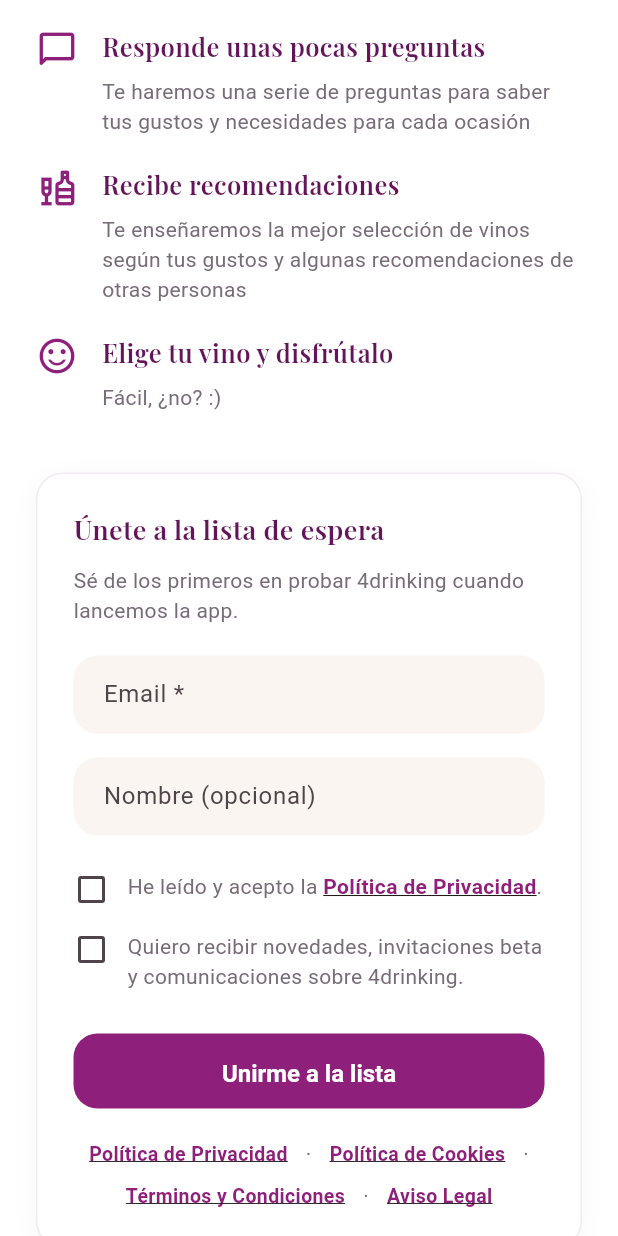
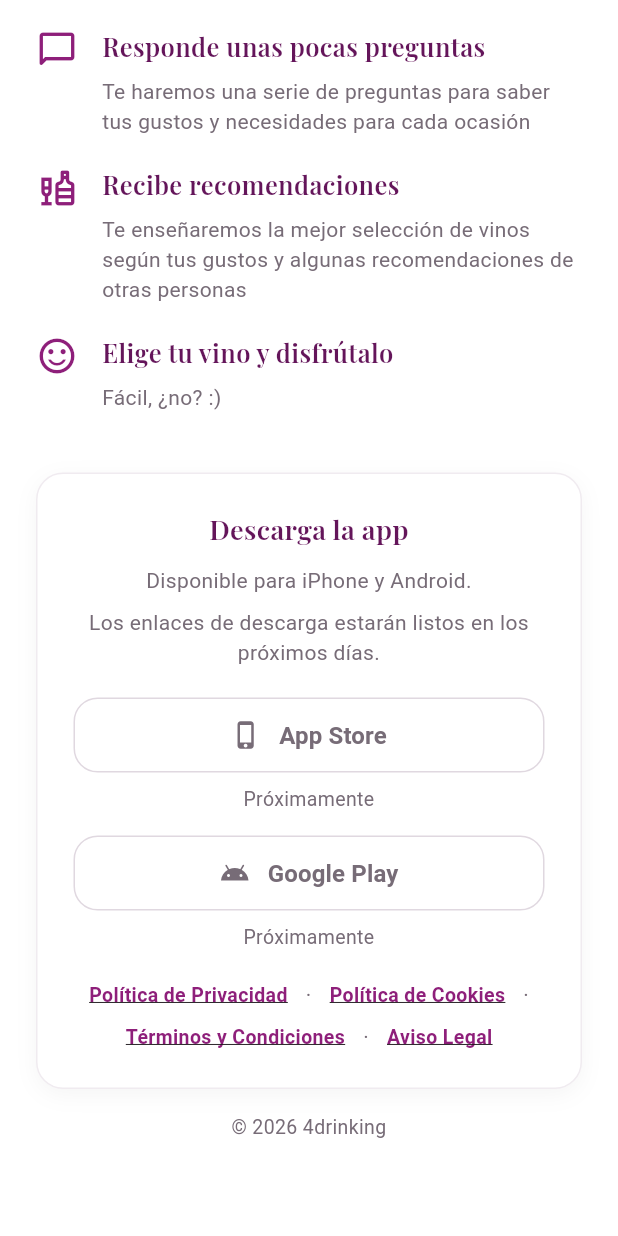
Before and after one commit to Elgranchorla/four-drinking-landing, a Flutter app: the screen it shows after launch, scrolled down 513 dp, on a phone screen of 412 x 824 dp. Run offline on Flutter 3.47's test engine with Material 3 defaults, Android fonts, the phone set to English and light mode, and no system bars; our stand-ins replace cloud_firestore, firebase_core, flutter_markdown, flutter_svg, go_router; accounts and stored records are empty.

Commit message:
Replace the waitlist form with pending store download CTAs.
The landing now shows App Store and Google Play buttons that stay disabled until the public URLs are published.

Co-authored-by: Cursor <cursoragent@cursor.com>

```diff
--- a/lib/screens/landing_screen.dart
+++ b/lib/screens/landing_screen.dart
@@ -8,7 +8,7 @@ import '../theme/app_typography.dart';
 import '../widgets/app_button.dart';
 import '../widgets/landing_how_it_works.dart';
 import '../widgets/landing_immersive_hero.dart';
-import '../widgets/waitlist_form.dart';
+import '../widgets/store_download_section.dart';
 
 class LandingScreen extends StatefulWidget {
   const LandingScreen({super.key});
@@ -17,7 +17,7 @@ class LandingScreen extends StatefulWidget {
       'Encuentra el vino ideal para tu momento';
   static const String subtitle =
       'Responde unas pocas preguntas y recibe recomendaciones adaptadas a tus gustos.';
-  static const String ctaLabel = 'Únete a la lista de espera';
+  static const String ctaLabel = 'Descarga la app';
 
   static const double _maxContentWidth = 720;
 
@@ -26,7 +26,7 @@ class LandingScreen extends StatefulWidget {
 }
 
 class _LandingScreenState extends State<LandingScreen> {
-  final _waitlistKey = GlobalKey();
+  final _downloadKey = GlobalKey();
 
   Future<void> _openExternalUrl(String rawUrl) async {
     final uri = Uri.tryParse(rawUrl.trim());
@@ -37,8 +37,8 @@ class _LandingScreenState extends State<LandingScreen> {
 
   Future<void> _openAppUrl() => _openExternalUrl(LandingConfig.appUrl);
 
-  Future<void> _scrollToWaitlist() async {
-    final context = _waitlistKey.currentContext;
+  Future<void> _scrollToDownload() async {
+    final context = _downloadKey.currentContext;
     if (context == null) return;
 
     await Scrollable.ensureVisible(
@@ -64,7 +64,7 @@ class _LandingScreenState extends State<LandingScreen> {
               headline: LandingScreen.headline,
               subtitle: LandingScreen.subtitle,
               ctaLabel: LandingScreen.ctaLabel,
-              onCtaPressed: _scrollToWaitlist,
+              onCtaPressed: _scrollToDownload,
             ),
           ),
           SliverToBoxAdapter(
@@ -89,43 +89,15 @@ class _LandingScreenState extends State<LandingScreen> {
                             isDesktop ? AppSpacing.massive : AppSpacing.xxxl,
                       ),
                       KeyedSubtree(
-                        key: _waitlistKey,
+                        key: _downloadKey,
                         child: AppSurfaceCard(
                           padding: EdgeInsets.all(
                             isDesktop ? AppSpacing.xxl : AppSpacing.xl,
                           ),
-                          child: const WaitlistForm(),
+                          child: const StoreDownloadSection(),
                         ),
                       ),
-                      if (LandingConfig.hasStoreLinks) ...[
-                        const SizedBox(height: AppSpacing.xxl),
-                        Text(
-                          'Descarga 4drinking',
-                          textAlign: TextAlign.center,
-                          style: AppTypography.headingSmall.copyWith(
-                            color: AppColors.primaryDark,
-                          ),
-                        ),
-                        const SizedBox(height: AppSpacing.md),
-                        if (LandingConfig.hasAppStoreUrl)
-                          AppButton(
-                            label: 'App Store',
-                            onPressed: () => _openExternalUrl(
-                              LandingConfig.appStoreUrl,
-                            ),
-                          ),
-                        if (LandingConfig.hasAppStoreUrl &&
-                            LandingConfig.hasPlayStoreUrl)
-                          const SizedBox(height: AppSpacing.sm),
-                        if (LandingConfig.hasPlayStoreUrl)
-                          AppButton(
-                            label: 'Google Play',
-                            onPressed: () => _openExternalUrl(
-                              LandingConfig.playStoreUrl,
-                            ),
-                            variant: AppButtonVariant.secondary,
-                          ),
-                      ] else if (LandingConfig.hasAppUrl) ...[
+                      if (LandingConfig.hasAppUrl) ...[
                         const SizedBox(height: AppSpacing.xxl),
                         TextButton(
                           onPressed: _openAppUrl,
--- /dev/null
+++ b/lib/widgets/landing_legal_links.dart
@@ -0,0 +1,80 @@
+import 'package:flutter/material.dart';
+
+import '../config/landing_config.dart';
+import '../theme/app_colors.dart';
+import '../theme/app_spacing.dart';
+import '../theme/app_typography.dart';
+import '../utils/legal_navigation.dart';
+
+class LandingLegalLinks extends StatelessWidget {
+  const LandingLegalLinks({super.key});
+
+  @override
+  Widget build(BuildContext context) {
+    const linkStyle = TextStyle(
+      color: AppColors.primary,
+      fontWeight: FontWeight.w600,
+      decoration: TextDecoration.underline,
+    );
+    const separatorStyle = TextStyle(color: AppColors.textSecondary);
+
+    return Wrap(
+      alignment: WrapAlignment.center,
+      crossAxisAlignment: WrapCrossAlignment.center,
+      spacing: AppSpacing.sm,
+      runSpacing: AppSpacing.xs,
+      children: [
+        _LegalLink(
+          label: 'Política de Privacidad',
+          url: LandingConfig.privacyPolicyUrl,
+          style: linkStyle,
+        ),
+        const Text('·', style: separatorStyle),
+        _LegalLink(
+          label: 'Política de Cookies',
+          url: LandingConfig.cookiesPolicyUrl,
+          style: linkStyle,
+        ),
+        const Text('·', style: separatorStyle),
+        _LegalLink(
+          label: 'Términos y Condiciones',
+          url: LandingConfig.termsUrl,
+          style: linkStyle,
+        ),
+        const Text('·', style: separatorStyle),
+        _LegalLink(
+          label: 'Aviso Legal',
+          url: LandingConfig.legalNoticeUrl,
+          style: linkStyle,
+        ),
+      ],
+    );
+  }
+}
+
+class _LegalLink extends StatelessWidget {
+  const _LegalLink({
+    required this.label,
+    required this.url,
+    required this.style,
+  });
+
+  final String label;
+  final String url;
+  final TextStyle style;
+
+  @override
+  Widget build(BuildContext context) {
+    return InkWell(
+      onTap: () => openLegalLink(context, url),
+      child: Text(
+        label,
+        style: AppTypography.caption.copyWith(
+          color: style.color,
+          fontWeight: style.fontWeight,
+          decoration: style.decoration,
+        ),
+      ),
+    );
+  }
+}
--- /dev/null
+++ b/lib/widgets/store_download_section.dart
@@ -0,0 +1,193 @@
+import 'package:flutter/material.dart';
+import 'package:url_launcher/url_launcher.dart';
+
+import '../config/landing_config.dart';
+import '../theme/app_colors.dart';
+import '../theme/app_spacing.dart';
+import '../theme/app_typography.dart';
+import 'landing_legal_links.dart';
+
+/// iOS and Android download CTAs.
+///
+/// Store URLs stay empty until the public listings are published.
+/// A missing URL keeps the button visible and disabled.
+class StoreDownloadSection extends StatelessWidget {
+  const StoreDownloadSection({
+    super.key,
+    this.appStoreUrl,
+    this.playStoreUrl,
+    this.onOpenUrl,
+  });
+
+  static const String title = 'Descarga la app';
+  static const String subtitle = 'Disponible para iPhone y Android.';
+  static const String pendingSubtitle =
+      'Los enlaces de descarga estarán listos en los próximos días.';
+  static const String appStoreLabel = 'App Store';
+  static const String playStoreLabel = 'Google Play';
+  static const String pendingLabel = 'Próximamente';
+
+  /// Overrides [LandingConfig.appStoreUrl] in tests.
+  final String? appStoreUrl;
+
+  /// Overrides [LandingConfig.playStoreUrl] in tests.
+  final String? playStoreUrl;
+
+  /// Overrides the external launcher in tests.
+  final Future<void> Function(String url)? onOpenUrl;
+
+  String get _appStoreUrl => appStoreUrl ?? LandingConfig.appStoreUrl;
+
+  String get _playStoreUrl => playStoreUrl ?? LandingConfig.playStoreUrl;
+
+  @override
+  Widget build(BuildContext context) {
+    final width = MediaQuery.sizeOf(context).width;
+    final isWide = width >= AppBreakpoints.tablet;
+    final appStoreReady = _appStoreUrl.trim().isNotEmpty;
+    final playStoreReady = _playStoreUrl.trim().isNotEmpty;
+
+    final appStoreButton = _StoreDownloadButton(
+      label: appStoreLabel,
+      pendingLabel: pendingLabel,
+      icon: Icons.phone_iphone_rounded,
+      url: _appStoreUrl,
+      isReady: appStoreReady,
+      onOpenUrl: onOpenUrl,
+    );
+    final playStoreButton = _StoreDownloadButton(
+      label: playStoreLabel,
+      pendingLabel: pendingLabel,
+      icon: Icons.android_rounded,
+      url: _playStoreUrl,
+      isReady: playStoreReady,
+      onOpenUrl: onOpenUrl,
+    );
+
+    return Column(
+      crossAxisAlignment: CrossAxisAlignment.stretch,
+      children: [
+        Text(
+          title,
+          textAlign: TextAlign.center,
+          style: AppTypography.headingSmall.copyWith(
+            color: AppColors.primaryDark,
+          ),
+        ),
+        const SizedBox(height: AppSpacing.sm),
+        Text(
+          subtitle,
+          textAlign: TextAlign.center,
+          style: AppTypography.bodyMedium.copyWith(
+            color: AppColors.textSecondary,
+          ),
+        ),
+        if (!appStoreReady || !playStoreReady) ...[
+          const SizedBox(height: AppSpacing.xs),
+          Text(
+            pendingSubtitle,
+            textAlign: TextAlign.center,
+            style: AppTypography.bodyMedium.copyWith(
+              color: AppColors.textSecondary,
+            ),
+          ),
+        ],
+        const SizedBox(height: AppSpacing.lg),
+        if (isWide)
+          Row(
+            crossAxisAlignment: CrossAxisAlignment.start,
+            children: [
+              Expanded(child: appStoreButton),
+              const SizedBox(width: AppSpacing.md),
+              Expanded(child: playStoreButton),
+            ],
+          )
+        else ...[
+          appStoreButton,
+          const SizedBox(height: AppSpacing.md),
+          playStoreButton,
+        ],
+        const SizedBox(height: AppSpacing.lg),
+        const LandingLegalLinks(),
+      ],
+    );
+  }
+}
+
+class _StoreDownloadButton extends StatelessWidget {
+  const _StoreDownloadButton({
+    required this.label,
+    required this.pendingLabel,
+    required this.icon,
+    required this.url,
+    required this.isReady,
+    required this.onOpenUrl,
+  });
+
+  final String label;
+  final String pendingLabel;
+  final IconData icon;
+  final String url;
+  final bool isReady;
+  final Future<void> Function(String url)? onOpenUrl;
+
+  Future<void> _open() async {
+    final opener = onOpenUrl;
+    if (opener != null) {
+      await opener(url);
+      return;
+    }
+
+    final uri = Uri.tryParse(url.trim());
+    if (uri == null) return;
+
+    await launchUrl(uri, mode: LaunchMode.externalApplication);
+  }
+
+  @override
+  Widget build(BuildContext context) {
+    final foreground = isReady ? AppColors.primary : AppColors.textSecondary;
+
+    return Column(
+      crossAxisAlignment: CrossAxisAlignment.stretch,
+      children: [
+        OutlinedButton(
+          onPressed: isReady ? _open : null,
+          style: OutlinedButton.styleFrom(
+            foregroundColor: foreground,
+            disabledForegroundColor: AppColors.textSecondary,
+            side: BorderSide(
+              color: isReady ? AppColors.primary : AppColors.border,
+            ),
+            padding: AppSpacing.button,
+            shape: const RoundedRectangleBorder(
+              borderRadius: AppRadius.button,
+            ),
+          ),
+          child: Row(
+            mainAxisAlignment: MainAxisAlignment.center,
+            children: [
+              Icon(icon, size: 20),
+              const SizedBox(width: AppSpacing.sm),
+              Flexible(
+                child: Text(
+                  label,
+                  style: AppTypography.button.copyWith(color: foreground),
+                  overflow: TextOverflow.ellipsis,
+                ),
+              ),
+            ],
+          ),
+        ),
+        if (!isReady) ...[
+          const SizedBox(height: AppSpacing.xs),
+          Text(
+            pendingLabel,
+            textAlign: TextAlign.center,
+            style: AppTypography.caption,
+          ),
+        ],
+      ],
+    );
+  }
+}
--- a/lib/widgets/waitlist_form.dart
+++ /dev/null
@@ -1,379 +0,0 @@
-import 'package:flutter/gestures.dart';
-import 'package:flutter/material.dart';
-
-import '../config/landing_config.dart';
-import '../services/waitlist_service.dart';
-import '../utils/legal_navigation.dart';
-import '../theme/app_colors.dart';
-import '../theme/app_spacing.dart';
-import '../theme/app_typography.dart';
-import 'app_button.dart';
-
-class WaitlistForm extends StatefulWidget {
-  const WaitlistForm({
-    super.key,
-    WaitlistService? waitlistService,
-  }) : _waitlistService = waitlistService;
-
-  final WaitlistService? _waitlistService;
-
-  @override
-  State<WaitlistForm> createState() => _WaitlistFormState();
-}
-
-class _WaitlistFormState extends State<WaitlistForm> {
-  final _formKey = GlobalKey<FormState>();
-  final _emailController = TextEditingController();
-  final _nameController = TextEditingController();
-
-  late final WaitlistService _waitlistService =
-      widget._waitlistService ?? WaitlistService();
-
-  bool _isSubmitting = false;
-  bool _marketingConsent = false;
-  String? _successMessage;
-  String? _errorMessage;
-
-  @override
-  void dispose() {
-    _emailController.dispose();
-    _nameController.dispose();
-    super.dispose();
-  }
-
-  Future<void> _submit() async {
-    if (_isSubmitting) return;
-
-    setState(() {
-      _errorMessage = null;
-      _successMessage = null;
-    });
-
-    if (!_formKey.currentState!.validate()) return;
-
-    setState(() => _isSubmitting = true);
-
-    try {
-      await _waitlistService.joinWaitlist(
-        email: _emailController.text,
-        name: _nameController.text,
-        privacyAccepted: true,
-        marketingConsent: _marketingConsent,
-      );
-
-      if (!mounted) return;
-
-      _emailController.clear();
-      _nameController.clear();
-      _formKey.currentState?.reset();
-      setState(() => _marketingConsent = false);
-
-      setState(() {
-        _successMessage =
-            'Gracias, te avisaremos cuando 4drinking esté disponible.';
-        _isSubmitting = false;
-      });
-    } catch (_) {
-      if (!mounted) return;
-
-      setState(() {
-        _isSubmitting = false;
-        _errorMessage =
-            'No hemos podido guardar tu email. Inténtalo de nuevo.';
-      });
-    }
-  }
-
-  @override
-  Widget build(BuildContext context) {
-    return Form(
-      key: _formKey,
-      child: Column(
-        crossAxisAlignment: CrossAxisAlignment.stretch,
-        children: [
-          Text(
-            'Únete a la lista de espera',
-            style: AppTypography.headingSmall.copyWith(
-              color: AppColors.primaryDark,
-            ),
-          ),
-          const SizedBox(height: AppSpacing.sm),
-          Text(
-            'Sé de los primeros en probar 4drinking cuando lancemos la app.',
-            style: AppTypography.bodyMedium.copyWith(
-              color: AppColors.textSecondary,
-            ),
-          ),
-          if (_successMessage != null) ...[
-            const SizedBox(height: AppSpacing.lg),
-            _SuccessMessage(message: _successMessage!),
-          ],
-          const SizedBox(height: AppSpacing.lg),
-          TextFormField(
-            controller: _emailController,
-            keyboardType: TextInputType.emailAddress,
-            autofillHints: const [AutofillHints.email],
-            textInputAction: TextInputAction.next,
-            decoration: const InputDecoration(
-              labelText: 'Email *',
-              hintText: 'tu@email.com',
-            ),
-            validator: (value) {
-              if (value == null || !isValidWaitlistEmail(value)) {
-                return 'Introduce un email válido';
-              }
-              return null;
-            },
-          ),
-          const SizedBox(height: AppSpacing.md),
-          TextFormField(
-            controller: _nameController,
-            textInputAction: TextInputAction.done,
-            autofillHints: const [AutofillHints.name],
-            decoration: const InputDecoration(
-              labelText: 'Nombre (opcional)',
-              hintText: 'Tu nombre',
-            ),
-            onFieldSubmitted: (_) => _submit(),
-          ),
-          const SizedBox(height: AppSpacing.md),
-          FormField<bool>(
-            initialValue: false,
-            validator: (value) {
-              if (value != true) {
-                return 'Debes aceptar la Política de Privacidad para continuar';
-              }
-              return null;
-            },
-            builder: (state) {
-              return Column(
-                crossAxisAlignment: CrossAxisAlignment.start,
-                children: [
-                  _ConsentCheckboxTile(
-                    value: state.value ?? false,
-                    onChanged: state.didChange,
-                    child: Text.rich(
-                      TextSpan(
-                        style: AppTypography.bodyMedium.copyWith(
-                          color: AppColors.textSecondary,
-                        ),
-                        children: [
-                          const TextSpan(
-                            text: 'He leído y acepto la ',
-                          ),
-                          TextSpan(
-                            text: 'Política de Privacidad',
-                            style: const TextStyle(
-                              color: AppColors.primary,
-                              fontWeight: FontWeight.w600,
-                              decoration: TextDecoration.underline,
-                            ),
-                            recognizer: TapGestureRecognizer()
-                              ..onTap = () => openLegalLink(
-                                    context,
-                                    LandingConfig.privacyPolicyUrl,
-                                  ),
-                          ),
-                          const TextSpan(text: '.'),
-                        ],
-                      ),
-                    ),
-                  ),
-                  if (state.hasError) ...[
-                    const SizedBox(height: AppSpacing.xs),
-                    Padding(
-                      padding: const EdgeInsets.only(left: AppSpacing.md),
-                      child: Text(
-                        state.errorText!,
-                        style: AppTypography.caption.copyWith(
-                          color: AppColors.error,
-                        ),
-                      ),
-                    ),
-                  ],
-                ],
-              );
-            },
-          ),
-          _ConsentCheckboxTile(
-            value: _marketingConsent,
-            onChanged: (value) {
-              setState(() => _marketingConsent = value ?? false);
-            },
-            child: Text(
-              'Quiero recibir novedades, invitaciones beta y comunicaciones '
-              'sobre 4drinking.',
-              style: AppTypography.bodyMedium.copyWith(
-                color: AppColors.textSecondary,
-              ),
-            ),
-          ),
-          if (_errorMessage != null) ...[
-            const SizedBox(height: AppSpacing.md),
-            FormErrorMessage(message: _errorMessage!),
-          ],
-          const SizedBox(height: AppSpacing.lg),
-          AppButton(
-            label: 'Unirme a la lista',
-            expanded: true,
-            isLoading: _isSubmitting,
-            onPressed: _isSubmitting ? null : _submit,
-          ),
-          const SizedBox(height: AppSpacing.lg),
-          const _LegalLinks(),
-        ],
-      ),
-    );
-  }
-}
-
-class _ConsentCheckboxTile extends StatelessWidget {
-  const _ConsentCheckboxTile({
-    required this.value,
-    required this.onChanged,
-    required this.child,
-  });
-
-  final bool value;
-  final ValueChanged<bool?> onChanged;
-  final Widget child;
-
-  @override
-  Widget build(BuildContext context) {
-    return InkWell(
-      onTap: () => onChanged(!value),
-      borderRadius: BorderRadius.circular(AppSpacing.sm),
-      child: Padding(
-        padding: const EdgeInsets.symmetric(vertical: AppSpacing.xs),
-        child: Row(
-          crossAxisAlignment: CrossAxisAlignment.start,
-          children: [
-            SizedBox(
-              height: 24,
-              width: 24,
-              child: Checkbox(
-                value: value,
-                onChanged: onChanged,
-                visualDensity: VisualDensity.compact,
-                materialTapTargetSize: MaterialTapTargetSize.shrinkWrap,
-                activeColor: AppColors.primary,
-              ),
-            ),
-            const SizedBox(width: AppSpacing.sm),
-            Expanded(child: child),
-          ],
-        ),
-      ),
-    );
-  }
-}
-
-class _LegalLinks extends StatelessWidget {
-  const _LegalLinks();
-
-  @override
-  Widget build(BuildContext context) {
-    const linkStyle = TextStyle(
-      color: AppColors.primary,
-      fontWeight: FontWeight.w600,
-      decoration: TextDecoration.underline,
-    );
-    const separatorStyle = TextStyle(color: AppColors.textSecondary);
-
-    return Wrap(
-      alignment: WrapAlignment.center,
-      crossAxisAlignment: WrapCrossAlignment.center,
-      spacing: AppSpacing.sm,
-      runSpacing: AppSpacing.xs,
-      children: [
-        _LegalLink(
-          label: 'Política de Privacidad',
-          url: LandingConfig.privacyPolicyUrl,
-          style: linkStyle,
-        ),
-        const Text('·', style: separatorStyle),
-        _LegalLink(
-          label: 'Política de Cookies',
-          url: LandingConfig.cookiesPolicyUrl,
-          style: linkStyle,
-        ),
-        const Text('·', style: separatorStyle),
-        _LegalLink(
-          label: 'Términos y Condiciones',
-          url: LandingConfig.termsUrl,
-          style: linkStyle,
-        ),
-        const Text('·', style: separatorStyle),
-        _LegalLink(
-          label: 'Aviso Legal',
-          url: LandingConfig.legalNoticeUrl,
-          style: linkStyle,
-        ),
-      ],
-    );
-  }
-}
-
-class _LegalLink extends StatelessWidget {
-  const _LegalLink({
-    required this.label,
-    required this.url,
-    required this.style,
-  });
-
-  final String label;
-  final String url;
-  final TextStyle style;
-
-  @override
-  Widget build(BuildContext context) {
-    return InkWell(
-      onTap: () => openLegalLink(context, url),
-      child: Text(
-        label,
-        style: AppTypography.caption.copyWith(
-          color: style.color,
-          fontWeight: style.fontWeight,
-          decoration: style.decoration,
-        ),
-      ),
-    );
-  }
-}
-
-class _SuccessMessage extends StatelessWidget {
-  const _SuccessMessage({required this.message});
-
-  final String message;
-
-  @override
-  Widget build(BuildContext context) {
-    return Container(
-      width: double.infinity,
-      padding: const EdgeInsets.all(AppSpacing.lg),
-      decoration: BoxDecoration(
-        color: AppColors.success.withValues(alpha: 0.08),
-        borderRadius: BorderRadius.circular(AppSpacing.md),
-        border: Border.all(
-          color: AppColors.success.withValues(alpha: 0.2),
-        ),
-      ),
-      child: Row(
-        crossAxisAlignment: CrossAxisAlignment.start,
-        children: [
-          const Icon(Icons.check_circle_outline, color: AppColors.success),
-          const SizedBox(width: AppSpacing.sm),
-          Expanded(
-            child: Text(
-              message,
-              style: AppTypography.body.copyWith(
-                color: AppColors.success,
-                height: 1.4,
-              ),
-            ),
-          ),
-        ],
-      ),
-    );
-  }
-}
```
Also changed, not shown: lib/config/landing_config.dart (+6 -2 lines), 3 other files.
